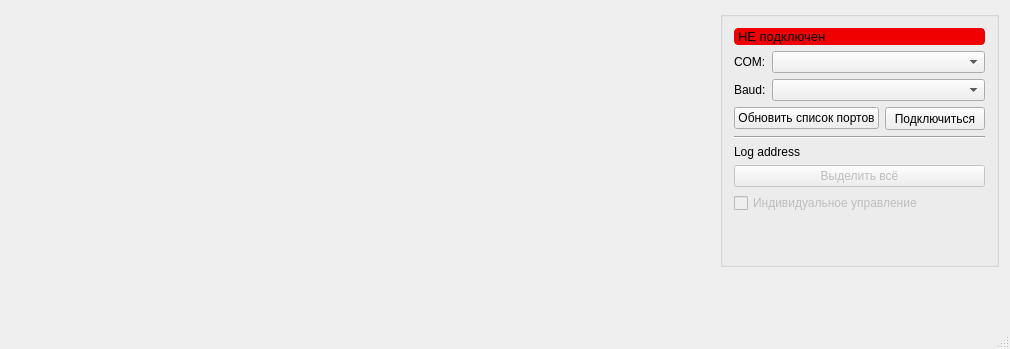
First picture: the form in mainwindow.ui, repository IlyaZh/FEDAL-Twenty-bench, before the edit.
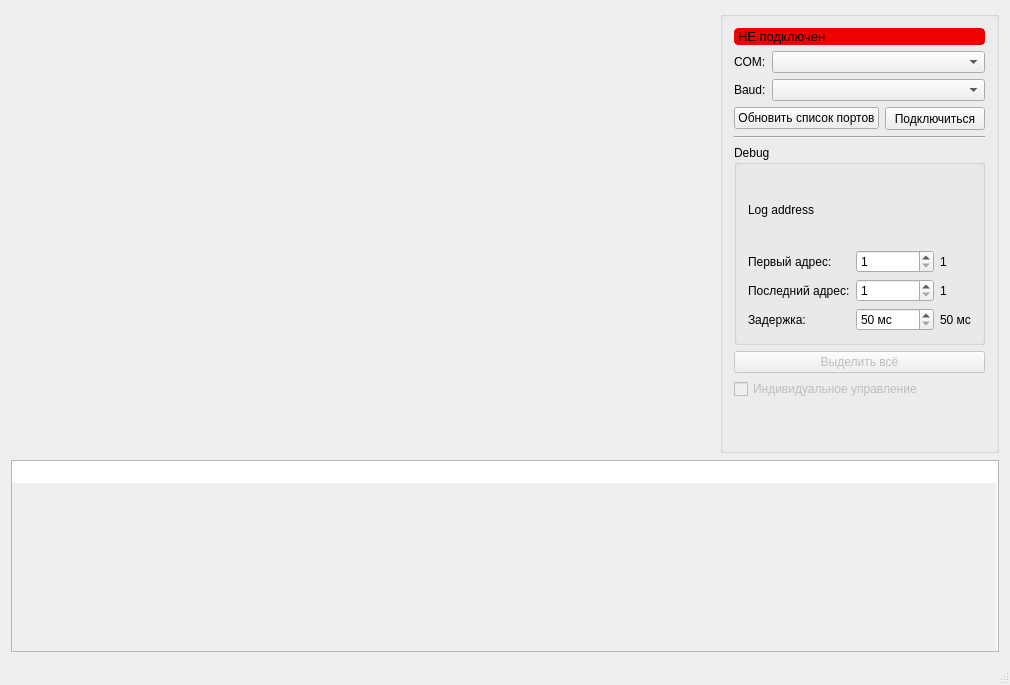
Second picture: the form after the edit.

Commit message: add debug functions. Now you can set first and last device address, timeout and view logs into main window

Diff of the .ui file:
```diff
--- a/mainwindow.ui
+++ b/mainwindow.ui
@@ -7,7 +7,7 @@
     <x>0</x>
     <y>0</y>
     <width>1010</width>
-    <height>349</height>
+    <height>525</height>
    </rect>
   </property>
   <property name="sizePolicy">
@@ -239,13 +239,133 @@
         </widget>
        </item>
        <item row="6" column="0" colspan="3">
-        <widget class="QLabel" name="logAddressLabel">
-         <property name="text">
-          <string>Log address</string>
+        <widget class="QGroupBox" name="groupBox">
+         <property name="sizePolicy">
+          <sizepolicy hsizetype="Preferred" vsizetype="MinimumExpanding">
+           <horstretch>0</horstretch>
+           <verstretch>0</verstretch>
+          </sizepolicy>
          </property>
-         <property name="wordWrap">
-          <bool>true</bool>
+         <property name="minimumSize">
+          <size>
+           <width>0</width>
+           <height>200</height>
+          </size>
          </property>
+         <property name="title">
+          <string>Debug</string>
+         </property>
+         <layout class="QGridLayout" name="gridLayout_3">
+          <item row="3" column="2">
+           <widget class="QLabel" name="delayLabel">
+            <property name="sizePolicy">
+             <sizepolicy hsizetype="Maximum" vsizetype="Preferred">
+              <horstretch>0</horstretch>
+              <verstretch>0</verstretch>
+             </sizepolicy>
+            </property>
+            <property name="text">
+             <string>50 мс</string>
+            </property>
+           </widget>
+          </item>
+          <item row="1" column="0">
+           <widget class="QLabel" name="label_3">
+            <property name="text">
+             <string>Первый адрес:</string>
+            </property>
+           </widget>
+          </item>
+          <item row="2" column="1">
+           <widget class="QSpinBox" name="lastAddressSpinBox">
+            <property name="minimum">
+             <number>1</number>
+            </property>
+            <property name="maximum">
+             <number>20</number>
+            </property>
+           </widget>
+          </item>
+          <item row="0" column="0" colspan="3">
+           <widget class="QLabel" name="logAddressLabel">
+            <property name="text">
+             <string>Log address</string>
+            </property>
+            <property name="wordWrap">
+             <bool>true</bool>
+            </property>
+           </widget>
+          </item>
+          <item row="3" column="1">
+           <widget class="QSpinBox" name="delaySpinBox">
+            <property name="wrapping">
+             <bool>false</bool>
+            </property>
+            <property name="keyboardTracking">
+             <bool>false</bool>
+            </property>
+            <property name="suffix">
+             <string> мс</string>
+            </property>
+            <property name="minimum">
+             <number>50</number>
+            </property>
+            <property name="maximum">
+             <number>5000</number>
+            </property>
+           </widget>
+          </item>
+          <item row="2" column="2">
+           <widget class="QLabel" name="lastAddressLabel">
+            <property name="sizePolicy">
+             <sizepolicy hsizetype="Maximum" vsizetype="Preferred">
+              <horstretch>0</horstretch>
+              <verstretch>0</verstretch>
+             </sizepolicy>
+            </property>
+            <property name="text">
+             <string>1</string>
+            </property>
+           </widget>
+          </item>
+          <item row="3" column="0">
+           <widget class="QLabel" name="label_5">
+            <property name="text">
+             <string>Задержка:</string>
+            </property>
+           </widget>
+          </item>
+          <item row="1" column="1">
+           <widget class="QSpinBox" name="firstAddressSpinBox">
+            <property name="minimum">
+             <number>1</number>
+            </property>
+            <property name="maximum">
+             <number>20</number>
+            </property>
+           </widget>
+          </item>
+          <item row="1" column="2">
+           <widget class="QLabel" name="firstAddressLabel">
+            <property name="sizePolicy">
+             <sizepolicy hsizetype="Maximum" vsizetype="Preferred">
+              <horstretch>0</horstretch>
+              <verstretch>0</verstretch>
+             </sizepolicy>
+            </property>
+            <property name="text">
+             <string>1</string>
+            </property>
+           </widget>
+          </item>
+          <item row="2" column="0">
+           <widget class="QLabel" name="label_4">
+            <property name="text">
+             <string>Последний адрес:</string>
+            </property>
+           </widget>
+          </item>
+         </layout>
         </widget>
        </item>
       </layout>
@@ -264,12 +384,30 @@
       </property>
      </spacer>
     </item>
-    <item row="0" column="0" rowspan="2">
-     <layout class="QVBoxLayout" name="devicesBox">
-      <property name="sizeConstraint">
-       <enum>QLayout::SetMinimumSize</enum>
+    <item row="3" column="0" colspan="3">
+     <widget class="QPlainTextEdit" name="log">
+      <property name="sizePolicy">
+       <sizepolicy hsizetype="Minimum" vsizetype="Expanding">
+        <horstretch>0</horstretch>
+        <verstretch>0</verstretch>
+       </sizepolicy>
       </property>
-     </layout>
+      <property name="minimumSize">
+       <size>
+        <width>0</width>
+        <height>100</height>
+       </size>
+      </property>
+      <property name="undoRedoEnabled">
+       <bool>false</bool>
+      </property>
+      <property name="readOnly">
+       <bool>true</bool>
+      </property>
+      <property name="backgroundVisible">
+       <bool>true</bool>
+      </property>
+     </widget>
     </item>
    </layout>
   </widget>
```
Left out of the diff: 113 changed lines with no effect on the pictures. The commit also changes 5 other files.
